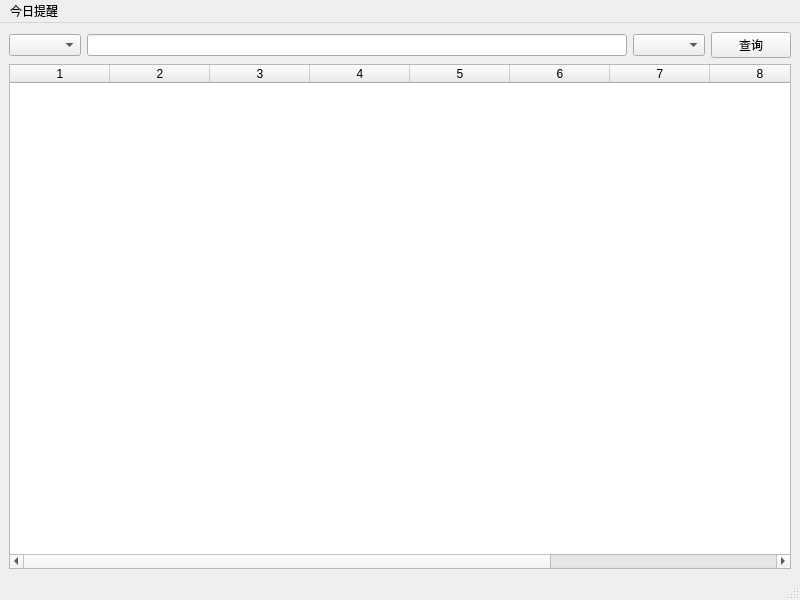
LWH779721/CRM, file mainwindow.ui: the form before one commit.
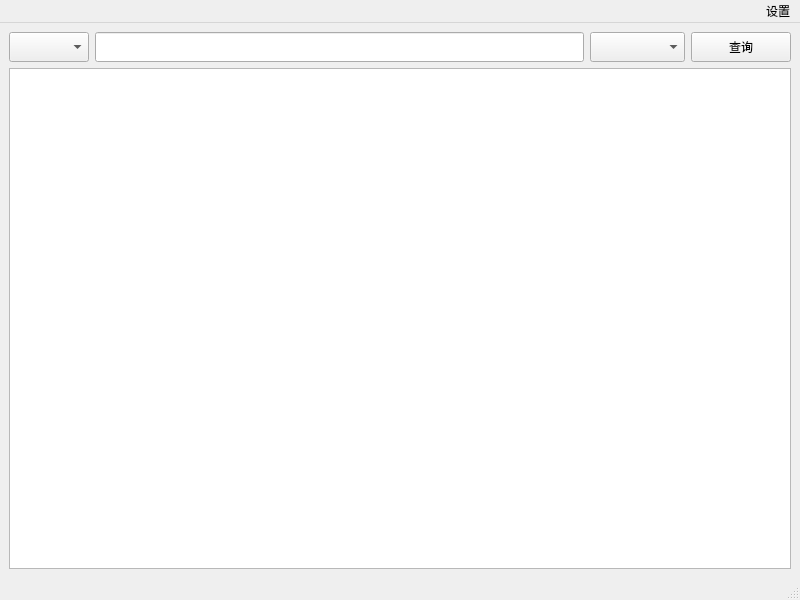
The form after the commit.

The edit to the form file:
```diff
--- a/mainwindow.ui
+++ b/mainwindow.ui
@@ -20,16 +20,49 @@
       <item>
        <layout class="QHBoxLayout" name="horizontalLayout">
         <item>
-         <widget class="QComboBox" name="comboBox_2"/>
+         <widget class="QComboBox" name="comboBox_2">
+          <property name="minimumSize">
+           <size>
+            <width>80</width>
+            <height>30</height>
+           </size>
+          </property>
+          <property name="maximumSize">
+           <size>
+            <width>16777215</width>
+            <height>16777215</height>
+           </size>
+          </property>
+         </widget>
         </item>
         <item>
-         <widget class="QLineEdit" name="lineEdit"/>
+         <widget class="QLineEdit" name="lineEdit">
+          <property name="minimumSize">
+           <size>
+            <width>0</width>
+            <height>30</height>
+           </size>
+          </property>
+         </widget>
         </item>
         <item>
-         <widget class="QComboBox" name="comboBox"/>
+         <widget class="QComboBox" name="comboBox">
+          <property name="minimumSize">
+           <size>
+            <width>95</width>
+            <height>30</height>
+           </size>
+          </property>
+         </widget>
         </item>
         <item>
          <widget class="QPushButton" name="pushButton">
+          <property name="minimumSize">
+           <size>
+            <width>100</width>
+            <height>30</height>
+           </size>
+          </property>
           <property name="text">
            <string>查询</string>
           </property>
@@ -40,18 +73,8 @@
       <item>
        <widget class="QTableWidget" name="tableWidget">
         <property name="columnCount">
-         <number>10</number>
+         <number>0</number>
         </property>
-        <column/>
-        <column/>
-        <column/>
-        <column/>
-        <column/>
-        <column/>
-        <column/>
-        <column/>
-        <column/>
-        <column/>
        </widget>
       </item>
      </layout>
@@ -67,9 +90,15 @@
      <height>23</height>
     </rect>
    </property>
-   <widget class="QMenu" name="menu">
+   <property name="layoutDirection">
+    <enum>Qt::RightToLeft</enum>
+   </property>
+   <widget class="QMenu" name="menu_2">
+    <property name="layoutDirection">
+     <enum>Qt::LeftToRight</enum>
+    </property>
     <property name="title">
-     <string>今日提醒</string>
+     <string>设置</string>
     </property>
     <addaction name="separator"/>
     <addaction name="action_2"/>
@@ -77,7 +106,7 @@
     <addaction name="action_4"/>
     <addaction name="action_5"/>
    </widget>
-   <addaction name="menu"/>
+   <addaction name="menu_2"/>
   </widget>
   <widget class="QStatusBar" name="statusbar"/>
   <action name="action_2">
```
Left out of the diff: 13 changed lines with no effect on the pictures.
